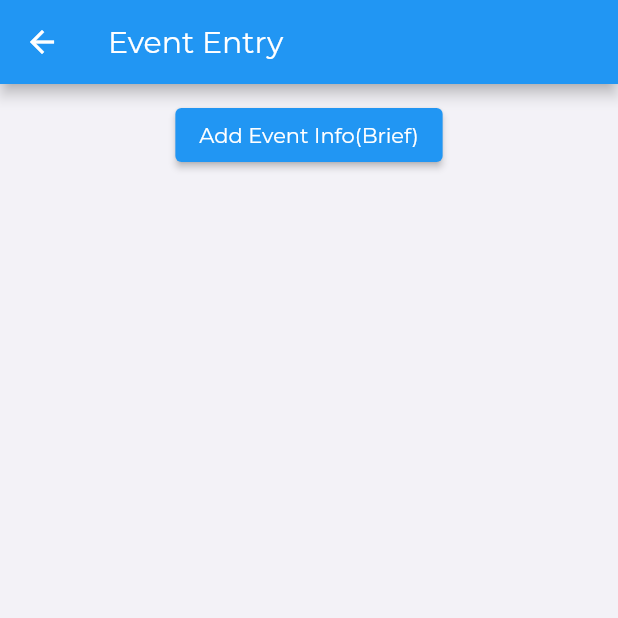
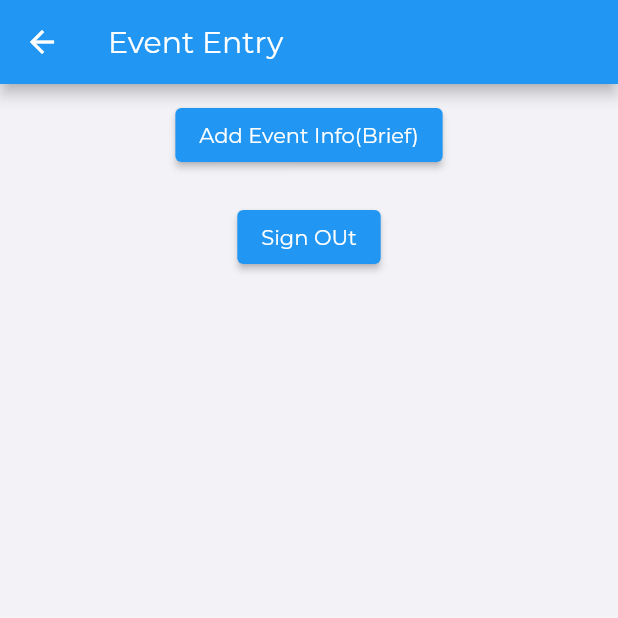
Before and after one commit to Youthopia2022/FMS-DITU, a Flutter app: the EventsEntry screen opened directly, on a phone screen of 412 x 824 dp, the top half of it. Run offline on Flutter 3.47's test engine with Material 2 defaults, Android fonts, the phone set to English and light mode, and no system bars; our stand-ins replace card_swiper, cloud_firestore, firebase_auth, firebase_core, google_nav_bar, group_button and 2 more; missing offline and left inert: pay; accounts and stored records are empty; network calls fail.

```diff
--- a/lib/screens/event_entry/components/Body.dart
+++ b/lib/screens/event_entry/components/Body.dart
@@ -1,3 +1,4 @@
+import 'package:firebase_auth/firebase_auth.dart';
 import 'package:flutter/material.dart';
 import 'package:fms_ditu/screens/event_entry/components/EventBrief.dart';
 import 'package:fms_ditu/screens/event_entry/components/EventShort.dart';
@@ -22,18 +23,15 @@ class Body extends StatelessWidget {
               child: Text("Add Event Info(Brief)"),
             ),
           ),
-          // Padding(
-          //   padding: const EdgeInsets.all(10),
-          //   child: ElevatedButton(
-          //     onPressed: () {
-          //       Navigator.push(
-          //         context,
-          //         MaterialPageRoute(builder: (context) => const EventShort()),
-          //       );
-          //     },
-          //     child: Text("Add Event Info(Short)"),
-          //   ),
-          // ),
+          Padding(
+            padding: const EdgeInsets.all(10),
+            child: ElevatedButton(
+              onPressed: () {
+               FirebaseAuth.instance.signOut();
+              },
+              child: Text("Sign OUt"),
+            ),
+          ),
         ],
       ),
     );
```
Also changed, not shown: 1 other file.
